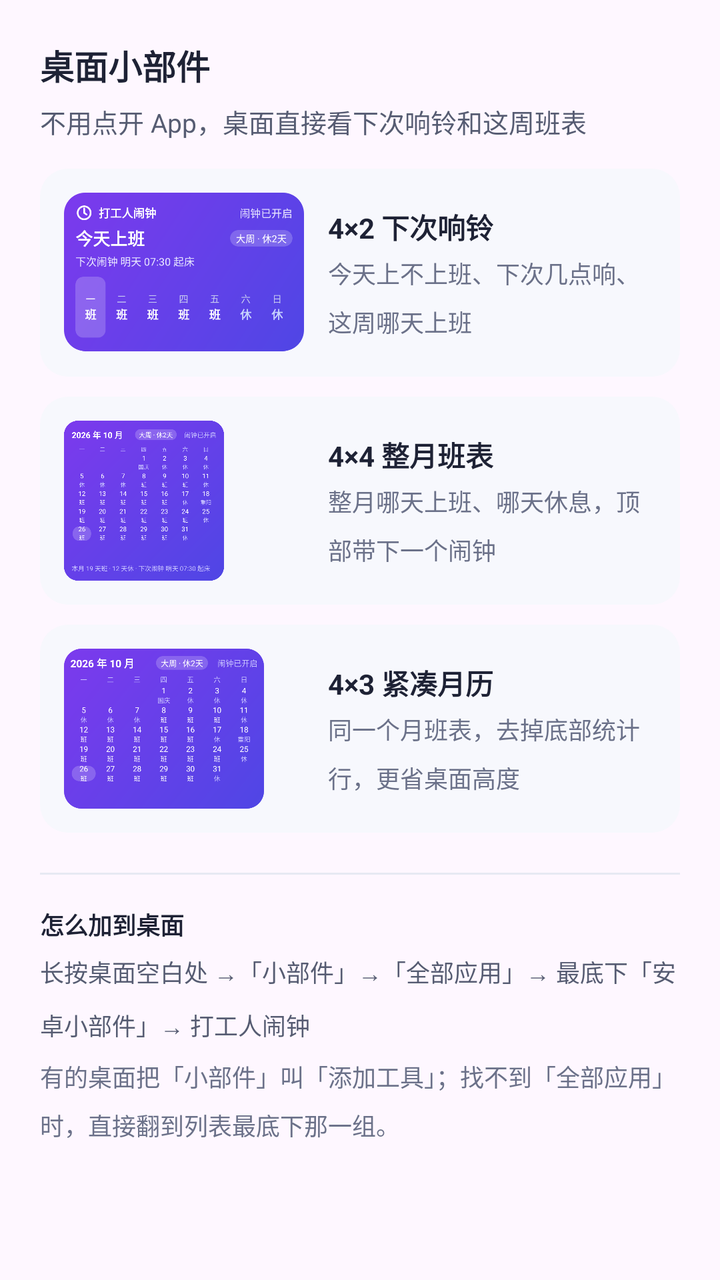
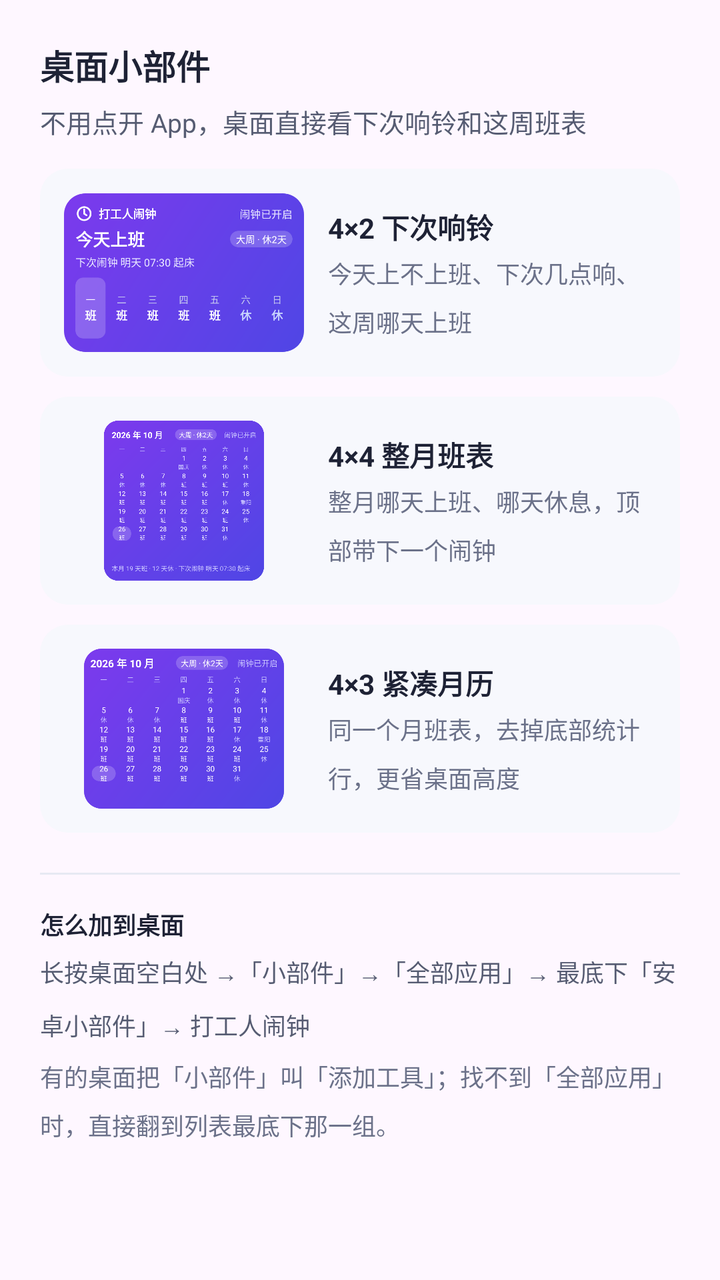

Two renders of the same Android screen: before a commit and after it. Below are the layout's source before the change and the commit's diff.
<!-- AndroidManifest.xml: application theme Theme.WeekdayAlarm -->
<!-- res/layout/dialog_widgets.xml -->
<?xml version="1.0" encoding="utf-8"?>
<LinearLayout xmlns:android="http://schemas.android.com/apk/res/android"
    android:layout_width="match_parent"
    android:layout_height="wrap_content"
    android:orientation="vertical"
    android:paddingTop="@dimen/space_20">

    <LinearLayout
        android:layout_width="match_parent"
        android:layout_height="wrap_content"
        android:orientation="vertical"
        android:paddingStart="@dimen/space_20"
        android:paddingEnd="@dimen/space_20">

        <TextView
            android:layout_width="match_parent"
            android:layout_height="wrap_content"
            android:text="桌面小部件"
            android:textColor="@color/ink"
            android:textSize="17sp"
            android:textStyle="bold" />

        <TextView
            android:layout_width="match_parent"
            android:layout_height="wrap_content"
            android:layout_marginTop="@dimen/space_6"
            android:lineSpacingMultiplier="1.5"
            android:text="不用点开 App，桌面直接看下次响铃和这周班表"
            android:textColor="@color/body"
            android:textSize="13sp" />
    </LinearLayout>

    <ScrollView
        android:id="@+id/dlg_widget_scroll"
        android:layout_width="match_parent"
        android:layout_height="wrap_content"
        android:fadeScrollbars="false"
        android:scrollbars="vertical">

        <LinearLayout
            android:layout_width="match_parent"
            android:layout_height="wrap_content"
            android:orientation="vertical"
            android:paddingStart="@dimen/space_20"
            android:paddingEnd="@dimen/space_20"
            android:paddingBottom="14dp">

            
            <LinearLayout
                android:layout_width="match_parent"
                android:layout_height="wrap_content"
                android:layout_marginTop="14dp"
                android:background="@drawable/bg_dialog_block"
                android:gravity="center_vertical"
                android:orientation="horizontal"
                android:padding="@dimen/space_12">

                <ImageView
                    android:layout_width="120dp"
                    android:layout_height="80dp"
                    android:contentDescription="下次响铃预览"
                    android:scaleType="fitStart"
                    android:src="@drawable/widget_next_alarm_preview" />

                <LinearLayout
                    android:layout_width="0dp"
                    android:layout_height="wrap_content"
                    android:layout_marginStart="@dimen/space_12"
                    android:layout_weight="1"
                    android:orientation="vertical">

                    <TextView
                        android:layout_width="wrap_content"
                        android:layout_height="wrap_content"
                        android:text="4×2 下次响铃"
                        android:textColor="@color/ink"
                        android:textSize="14sp"
                        android:textStyle="bold" />

                    <TextView
                        android:layout_width="wrap_content"
                        android:layout_height="wrap_content"
                        android:layout_marginTop="@dimen/space_4"
                        android:lineSpacingMultiplier="1.4"
                        android:text="今天上不上班、下次几点响、这周哪天上班"
                        android:textColor="@color/sub"
                        android:textSize="12sp" />
                </LinearLayout>
            </LinearLayout>

            
            <LinearLayout
                android:layout_width="match_parent"
                android:layout_height="wrap_content"
                android:layout_marginTop="@dimen/space_10"
                android:background="@drawable/bg_dialog_block"
                android:gravity="center_vertical"
                android:orientation="horizontal"
                android:padding="@dimen/space_12">

                <ImageView
                    android:layout_width="120dp"
                    android:layout_height="80dp"
                    android:contentDescription="整月班表预览"
                    android:scaleType="fitStart"
                    android:src="@drawable/widget_week_schedule_month_preview" />

                <LinearLayout
                    android:layout_width="0dp"
                    android:layout_height="wrap_content"
                    android:layout_marginStart="@dimen/space_12"
                    android:layout_weight="1"
                    android:orientation="vertical">

                    <TextView
                        android:layout_width="wrap_content"
                        android:layout_height="wrap_content"
                        android:text="4×4 整月班表"
                        android:textColor="@color/ink"
                        android:textSize="14sp"
                        android:textStyle="bold" />

                    <TextView
                        android:layout_width="wrap_content"
                        android:layout_height="wrap_content"
                        android:layout_marginTop="@dimen/space_4"
                        android:lineSpacingMultiplier="1.4"
                        android:text="整月哪天上班、哪天休息，顶部带下一个闹钟"
                        android:textColor="@color/sub"
                        android:textSize="12sp" />
                </LinearLayout>
            </LinearLayout>

            
            <LinearLayout
                android:layout_width="match_parent"
                android:layout_height="wrap_content"
                android:layout_marginTop="@dimen/space_10"
                android:background="@drawable/bg_dialog_block"
                android:gravity="center_vertical"
                android:orientation="horizontal"
                android:padding="@dimen/space_12">

                <ImageView
                    android:layout_width="120dp"
                    android:layout_height="80dp"
                    android:contentDescription="紧凑月历预览"
                    android:scaleType="fitStart"
                    android:src="@drawable/widget_month_minimal_preview" />

                <LinearLayout
                    android:layout_width="0dp"
                    android:layout_height="wrap_content"
                    android:layout_marginStart="@dimen/space_12"
                    android:layout_weight="1"
                    android:orientation="vertical">

                    <TextView
                        android:layout_width="wrap_content"
                        android:layout_height="wrap_content"
                        android:text="4×3 紧凑月历"
                        android:textColor="@color/ink"
                        android:textSize="14sp"
                        android:textStyle="bold" />

                    <TextView
                        android:layout_width="wrap_content"
                        android:layout_height="wrap_content"
                        android:layout_marginTop="@dimen/space_4"
                        android:lineSpacingMultiplier="1.4"
                        android:text="同一个月班表，去掉底部统计行，更省桌面高度"
                        android:textColor="@color/sub"
                        android:textSize="12sp" />
                </LinearLayout>
            </LinearLayout>

            
            <View
                android:layout_width="match_parent"
                android:layout_height="1dp"
                android:layout_marginTop="@dimen/space_20"
                android:background="@color/line" />

            
            <TextView
                android:layout_width="match_parent"
                android:layout_height="wrap_content"
                android:layout_marginTop="@dimen/space_16"
                android:text="怎么加到桌面"
                android:textColor="@color/ink"
                android:textSize="12sp"
                android:textStyle="bold" />

            <TextView
                android:id="@+id/tv_widget_path"
                android:layout_width="match_parent"
                android:layout_height="wrap_content"
                android:layout_marginTop="@dimen/space_6"
                android:lineSpacingMultiplier="1.5"
                android:text="长按桌面空白处 →「小部件」→「全部应用」→ 最底下「安卓小部件」→ 打工人闹钟"
                android:textColor="@color/body"
                android:textSize="12sp" />

            <TextView
                android:layout_width="match_parent"
                android:layout_height="wrap_content"
                android:layout_marginTop="@dimen/space_8"
                android:lineSpacingMultiplier="1.4"
                android:text="有的桌面把「小部件」叫「添加工具」；找不到「全部应用」时，直接翻到列表最底下那一组。"
                android:textColor="@color/sub"
                android:textSize="12sp" />
        </LinearLayout>
    </ScrollView>
</LinearLayout>
<!-- resources referenced by this layout -->
<resources>
  <color name="body">#565C72</color>
  <color name="ink">#1E2235</color>
  <color name="line">#E7E9F3</color>
  <color name="sub">#6B7189</color>
  <dimen name="space_10">10dp</dimen>
  <dimen name="space_12">12dp</dimen>
  <dimen name="space_16">16dp</dimen>
  <dimen name="space_20">20dp</dimen>
  <dimen name="space_4">4dp</dimen>
  <dimen name="space_6">6dp</dimen>
  <dimen name="space_8">8dp</dimen>
  <!-- drawable bg_dialog_block (drawable) -->
  <?xml version="1.0" encoding="utf-8"?>
  <shape xmlns:android="http://schemas.android.com/apk/res/android"
      android:shape="rectangle">
      <solid android:color="@color/section_bg" />
      <corners android:radius="@dimen/radius_row" />
  </shape>
  <!-- drawable widget_month_minimal_preview: png bitmap (drawable-xxhdpi, 85255 bytes) -->
  <!-- drawable widget_next_alarm_preview: png bitmap (drawable-xxhdpi, 58641 bytes) -->
  <!-- drawable widget_week_schedule_month_preview: png bitmap (drawable-xxhdpi, 105205 bytes) -->
  <style name="Theme.WeekdayAlarm" parent="Theme.Material3.DayNight.NoActionBar">
          <item name="colorPrimary">@color/indigo</item>
          <item name="colorPrimaryVariant">@color/indigo_dark</item>
          <item name="colorOnPrimary">@color/white</item>
          <item name="android:statusBarColor">@color/bg</item>
          <item name="android:windowLightStatusBar">true</item>
      </style>
  <color name="section_bg">#F7F8FD</color>
  <dimen name="radius_row">14dp</dimen>
  <color name="indigo">#4F46E5</color>
  <color name="indigo_dark">#4338CA</color>
  <color name="white">#FFFFFFFF</color>
  <color name="bg">#F4F5FB</color>
</resources>

<!-- the commit's change to res/layout/dialog_widgets.xml (unified diff, before → after) -->
@@ -59,7 +59,7 @@
                     android:layout_width="120dp"
                     android:layout_height="80dp"
                     android:contentDescription="下次响铃预览"
-                    android:scaleType="fitStart"
+                    android:scaleType="fitCenter"
                     android:src="@drawable/widget_next_alarm_preview" />
 
                 <LinearLayout
@@ -102,7 +102,7 @@
                     android:layout_width="120dp"
                     android:layout_height="80dp"
                     android:contentDescription="整月班表预览"
-                    android:scaleType="fitStart"
+                    android:scaleType="fitCenter"
                     android:src="@drawable/widget_week_schedule_month_preview" />
 
                 <LinearLayout
@@ -145,7 +145,7 @@
                     android:layout_width="120dp"
                     android:layout_height="80dp"
                     android:contentDescription="紧凑月历预览"
-                    android:scaleType="fitStart"
+                    android:scaleType="fitCenter"
                     android:src="@drawable/widget_month_minimal_preview" />
 
                 <LinearLayout
